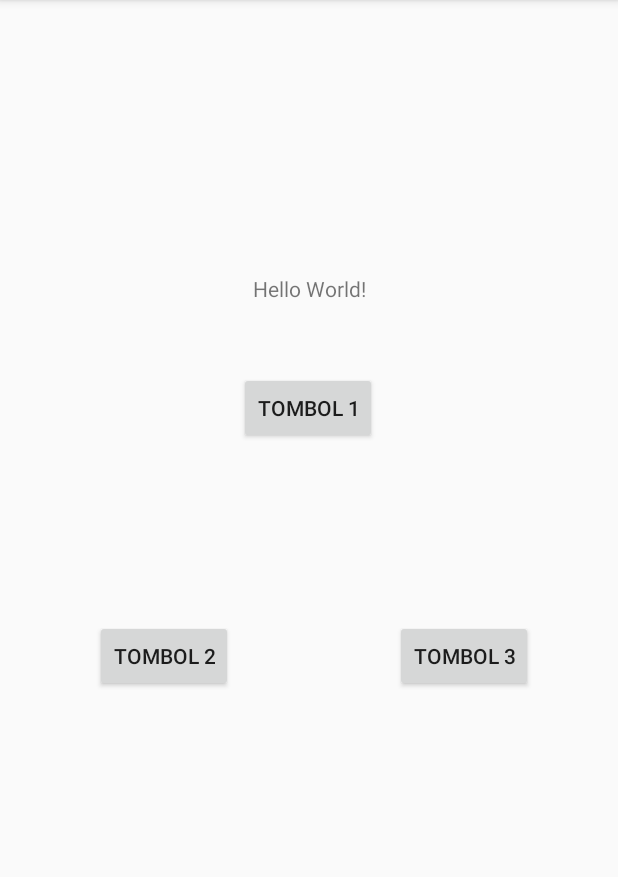
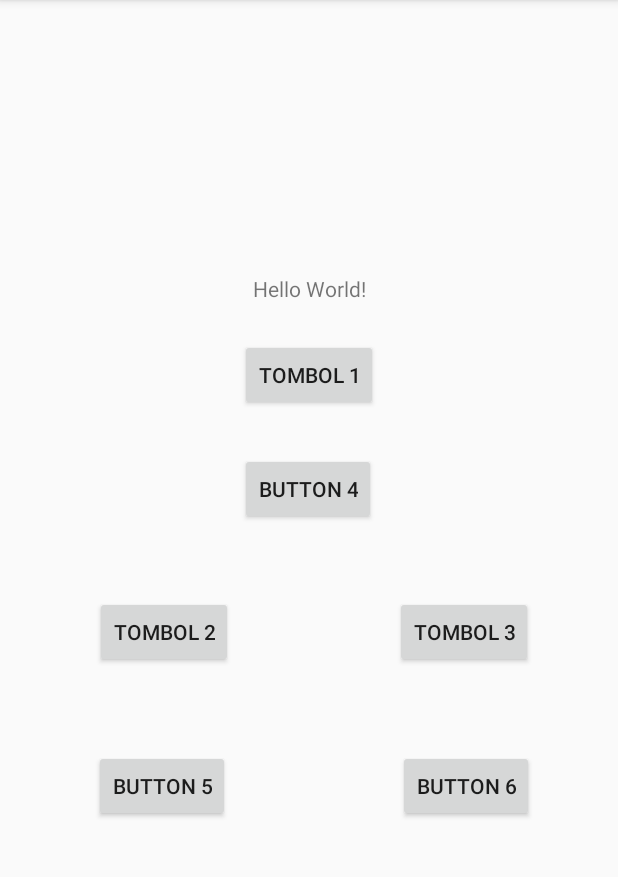
Before and after one commit to nanashiKey/AndroidComplete_ListGridAction, an Android app: the screen it shows after launch (MainActivity), on a phone screen of 412 x 824 dp, the part 84-961 px from its top. Run offline under Robolectric (Android 15) with nearby library versions, the phone set to English and light mode, and no system bars.

Commit message:
android complete list

```diff
--- a/app/src/main/java/com/ngopidev/project/latihanpreview/MainActivity.java
+++ b/app/src/main/java/com/ngopidev/project/latihanpreview/MainActivity.java
@@ -6,10 +6,11 @@ import android.content.Intent;
 import android.os.Bundle;
 import android.view.View;
 import android.widget.Button;
+import android.widget.Toast;
 
 public class MainActivity extends AppCompatActivity implements View.OnClickListener {
 
-    Button btn2, btn3;
+    Button btn2, btn3, btn5, btn6;
 
     @Override
     protected void onCreate(Bundle savedInstanceState) {
@@ -17,30 +18,74 @@ public class MainActivity extends AppCompatActivity implements View.OnClickListe
         setContentView(R.layout.activity_main);
         btn2 = findViewById(R.id.btn2);
         btn3 = findViewById(R.id.btn3);
+        //baru ditambahkan :
+        btn5 = findViewById(R.id.btn5);
+        btn6 = findViewById(R.id.btn6);
 
         //anonymous inner class
-        btn2.setOnClickListener(new View.OnClickListener() {
+//        btn2.setOnClickListener(new View.OnClickListener() {
+//            @Override
+//            public void onClick(View view) {
+//                Intent i = new Intent(MainActivity.this,
+//                        ListViewDenganAdapter.class);
+//                startActivity(i);
+//            }
+//        });
+
+        View.OnClickListener tombolKlik = new View.OnClickListener() {
             @Override
             public void onClick(View view) {
+                switch (view.getId()){
+                    case R.id.btn2 : {
                         Intent i = new Intent(MainActivity.this,
                         ListViewDenganAdapter.class);
                         startActivity(i);
+                    }break;
+                    case R.id.btn5 : {
+                        Toast.makeText(MainActivity.this, "button 5 terklik",
+                                Toast.LENGTH_SHORT).show();
+                    }break;
+                    default:{
+                        Toast.makeText(MainActivity.this, "button tidak ada",
+                                Toast.LENGTH_SHORT).show();
                     }
-        });
+                }
+            }
+        };
+
+        btn2.setOnClickListener(tombolKlik);
+        btn5.setOnClickListener(tombolKlik);
+
 
         //menggunakan implement onclikclistener
         btn3.setOnClickListener(this);
+        btn6.setOnClickListener(this);
     }
 
     //digunakan saat menyimpan onClick di xmlnya
     public void klikbutton1(View v){
+      if(v.getId() == R.id.btn1){
           Intent i = new Intent(this, ListViewTanpaAdapter.class);
           startActivity(i);
+      }else if(v.getId() == R.id.btn4){
+          Toast.makeText(this, "Button 4 ter klik", Toast.LENGTH_SHORT).show();
+      }else{
+          Toast.makeText(this, "button tidak ada", Toast.LENGTH_SHORT).show();
+      }
+
     }
 
     @Override
     public void onClick(View view) {
+       if(view.getId() == R.id.btn3){
            Intent i = new Intent(MainActivity.this, LayoutCampuran.class);
            startActivity(i);
+       }else if(view.getId() == R.id.btn6){
+           Toast.makeText(this, "button 6 ter klik",
+                   Toast.LENGTH_SHORT).show();
+       }else {
+           Toast.makeText(this, "button tidak ada",
+                   Toast.LENGTH_SHORT).show();
        }
     }
+}
--- a/app/src/main/res/layout/activity_main.xml
+++ b/app/src/main/res/layout/activity_main.xml
@@ -21,14 +21,13 @@
         android:id="@+id/btn1"
         android:layout_width="wrap_content"
         android:layout_height="wrap_content"
+        android:onClick="klikbutton1"
         android:text="@string/btn"
         app:layout_constraintBottom_toBottomOf="parent"
         app:layout_constraintEnd_toEndOf="parent"
-        app:layout_constraintHorizontal_bias="0.498"
         app:layout_constraintStart_toStartOf="parent"
         app:layout_constraintTop_toBottomOf="@+id/textView"
-        app:layout_constraintVertical_bias="0.089"
-        android:onClick="klikbutton1"/>
+        app:layout_constraintVertical_bias="0.046" />
 
     <Button
         android:id="@+id/btn2"
@@ -55,4 +54,42 @@
         app:layout_constraintTop_toBottomOf="@+id/btn1"
         app:layout_constraintVertical_bias="0.276" />
 
+    <Button
+        android:id="@+id/btn4"
+        android:layout_width="wrap_content"
+        android:layout_height="wrap_content"
+        android:layout_marginTop="28dp"
+        android:text="Button 4"
+        app:layout_constraintBottom_toBottomOf="parent"
+        app:layout_constraintEnd_toEndOf="parent"
+        app:layout_constraintHorizontal_bias="0.498"
+        app:layout_constraintStart_toStartOf="parent"
+        app:layout_constraintTop_toBottomOf="@+id/btn1"
+        app:layout_constraintVertical_bias="0.0"
+        android:onClick="klikbutton1"/>
+
+    <Button
+        android:id="@+id/btn5"
+        android:layout_width="wrap_content"
+        android:layout_height="wrap_content"
+        android:text="Button 5"
+        app:layout_constraintBottom_toBottomOf="parent"
+        app:layout_constraintEnd_toEndOf="parent"
+        app:layout_constraintHorizontal_bias="0.195"
+        app:layout_constraintStart_toStartOf="parent"
+        app:layout_constraintTop_toBottomOf="@+id/btn2"
+        app:layout_constraintVertical_bias="0.199" />
+
+    <Button
+        android:id="@+id/btn6"
+        android:layout_width="wrap_content"
+        android:layout_height="wrap_content"
+        android:text="Button 6"
+        app:layout_constraintBottom_toBottomOf="parent"
+        app:layout_constraintEnd_toEndOf="parent"
+        app:layout_constraintHorizontal_bias="0.826"
+        app:layout_constraintStart_toStartOf="parent"
+        app:layout_constraintTop_toBottomOf="@+id/btn3"
+        app:layout_constraintVertical_bias="0.199" />
+
 </androidx.constraintlayout.widget.ConstraintLayout>
```
Lines whose indentation alone changed are shown as unchanged.
